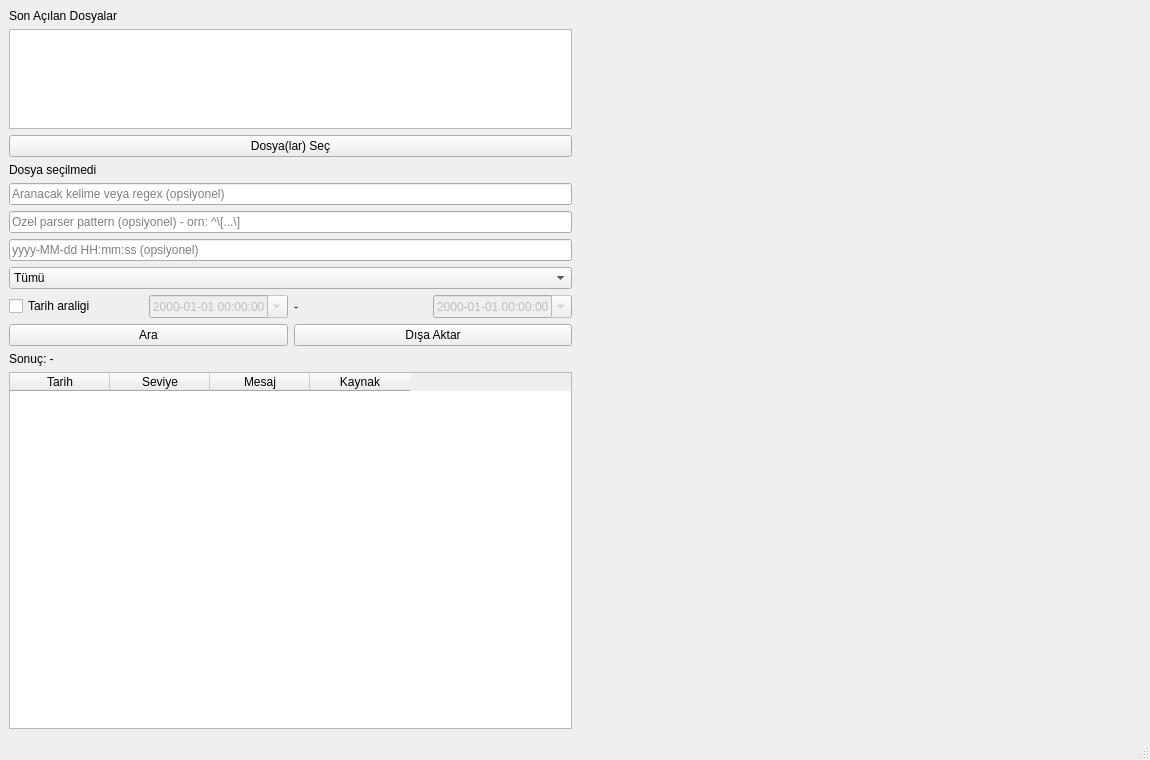
Before: the Qt Designer form src/ui/mainwindow.ui in enestkt/log-analyzer, drawn with Qt 5.
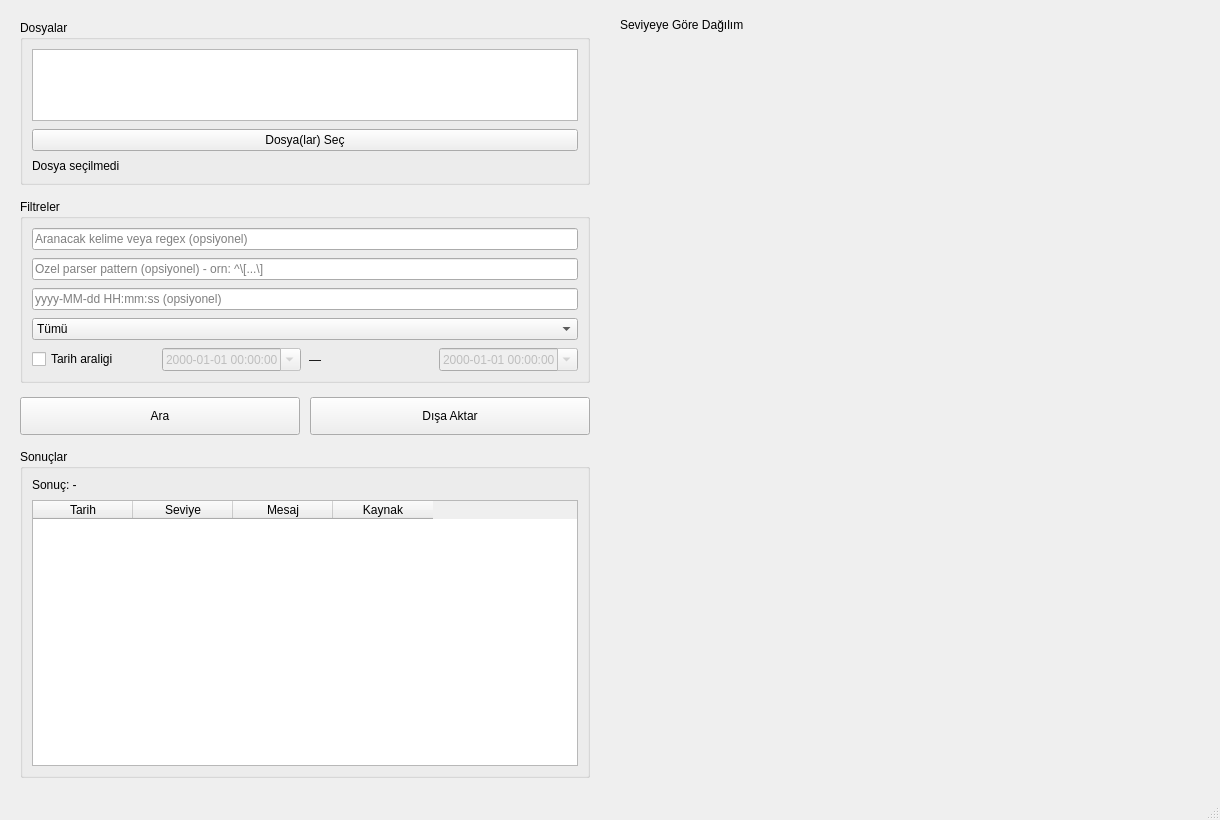
After: the same form once the commit is applied.

Commit message: GUI'ye tasarim gecisi: gruplu kartlar, seviyeye gore renklendirme, ekrana otomatik sigma

Patch:
```diff
--- a/src/ui/mainwindow.ui
+++ b/src/ui/mainwindow.ui
@@ -6,8 +6,8 @@
    <rect>
     <x>0</x>
     <y>0</y>
-    <width>1150</width>
-    <height>760</height>
+    <width>1220</width>
+    <height>820</height>
    </rect>
   </property>
   <property name="windowTitle">
@@ -15,21 +15,75 @@
   </property>
   <widget class="QWidget" name="centralwidget">
    <layout class="QHBoxLayout" name="mainHorizontalLayout">
+    <property name="spacing">
+     <number>20</number>
+    </property>
+    <property name="leftMargin">
+     <number>18</number>
+    </property>
+    <property name="topMargin">
+     <number>18</number>
+    </property>
+    <property name="rightMargin">
+     <number>18</number>
+    </property>
+    <property name="bottomMargin">
+     <number>18</number>
+    </property>
     <item>
+     <widget class="QScrollArea" name="leftScrollArea">
+      <property name="frameShape">
+       <enum>QFrame::NoFrame</enum>
+      </property>
+      <property name="widgetResizable">
+       <bool>true</bool>
+      </property>
+      <property name="minimumSize">
+       <size>
+        <width>380</width>
+        <height>0</height>
+       </size>
+      </property>
+      <widget class="QWidget" name="leftPanelWidget">
+       <property name="geometry">
+        <rect>
+         <x>0</x>
+         <y>0</y>
+         <width>400</width>
+         <height>700</height>
+        </rect>
+       </property>
      <layout class="QVBoxLayout" name="leftVerticalLayout">
+        <property name="spacing">
+         <number>14</number>
+        </property>
+        <property name="leftMargin">
+         <number>2</number>
+        </property>
+        <property name="topMargin">
+         <number>2</number>
+        </property>
+        <property name="rightMargin">
+         <number>10</number>
+        </property>
+        <property name="bottomMargin">
+         <number>2</number>
+        </property>
       <item>
-       <widget class="QLabel" name="recentFilesTitleLabel">
-        <property name="text">
-         <string>Son Açılan Dosyalar</string>
-        </property>
-       </widget>
-      </item>
+         <widget class="QGroupBox" name="filesGroupBox">
+          <property name="title">
+           <string>Dosyalar</string>
+          </property>
+          <layout class="QVBoxLayout" name="filesGroupLayout">
+           <property name="spacing">
+            <number>8</number>
+           </property>
       <item>
        <widget class="QListWidget" name="recentFilesListWidget">
         <property name="maximumSize">
          <size>
           <width>16777215</width>
-          <height>100</height>
+               <height>72</height>
          </size>
         </property>
        </widget>
@@ -46,8 +100,23 @@
         <property name="text">
          <string>Dosya seçilmedi</string>
         </property>
-       </widget>
-      </item>
+             <property name="wordWrap">
+              <bool>true</bool>
+             </property>
+            </widget>
+           </item>
+          </layout>
+         </widget>
+        </item>
+        <item>
+         <widget class="QGroupBox" name="filtersGroupBox">
+          <property name="title">
+           <string>Filtreler</string>
+          </property>
+          <layout class="QVBoxLayout" name="filtersGroupLayout">
+           <property name="spacing">
+            <number>8</number>
+           </property>
       <item>
        <widget class="QLineEdit" name="searchLineEdit">
         <property name="placeholderText">
@@ -110,6 +179,9 @@
       </item>
       <item>
        <layout class="QHBoxLayout" name="dateRangeLayout">
+             <property name="spacing">
+              <number>8</number>
+             </property>
         <item>
          <widget class="QCheckBox" name="dateRangeCheckBox">
           <property name="text">
@@ -133,7 +205,7 @@
         <item>
          <widget class="QLabel" name="dateRangeSeparatorLabel">
           <property name="text">
-           <string>-</string>
+                <string>—</string>
           </property>
          </widget>
         </item>
@@ -152,10 +224,25 @@
         </item>
        </layout>
       </item>
+          </layout>
+         </widget>
+        </item>
       <item>
        <layout class="QHBoxLayout" name="buttonRowLayout">
+          <property name="spacing">
+           <number>10</number>
+          </property>
         <item>
          <widget class="QPushButton" name="searchButton">
+            <property name="cursor">
+             <cursorShape>PointingHandCursor</cursorShape>
+            </property>
+            <property name="minimumSize">
+             <size>
+              <width>0</width>
+              <height>38</height>
+             </size>
+            </property>
           <property name="text">
            <string>Ara</string>
           </property>
@@ -163,6 +250,15 @@
         </item>
         <item>
          <widget class="QPushButton" name="exportButton">
+            <property name="cursor">
+             <cursorShape>PointingHandCursor</cursorShape>
+            </property>
+            <property name="minimumSize">
+             <size>
+              <width>0</width>
+              <height>38</height>
+             </size>
+            </property>
           <property name="text">
            <string>Dışa Aktar</string>
           </property>
@@ -171,6 +267,27 @@
        </layout>
       </item>
       <item>
+         <widget class="QGroupBox" name="resultsGroupBox">
+          <property name="sizePolicy">
+           <sizepolicy hsizetype="Preferred" vsizetype="Expanding">
+            <horstretch>0</horstretch>
+            <verstretch>1</verstretch>
+           </sizepolicy>
+          </property>
+          <property name="minimumSize">
+           <size>
+            <width>0</width>
+            <height>260</height>
+           </size>
+          </property>
+          <property name="title">
+           <string>Sonuçlar</string>
+          </property>
+          <layout class="QVBoxLayout" name="resultsGroupLayout">
+           <property name="spacing">
+            <number>8</number>
+           </property>
+           <item>
        <widget class="QLabel" name="resultCountLabel">
         <property name="text">
          <string>Sonuç: -</string>
@@ -179,6 +296,18 @@
       </item>
       <item>
        <widget class="QTableWidget" name="resultTableWidget">
+             <property name="sizePolicy">
+              <sizepolicy hsizetype="Expanding" vsizetype="Expanding">
+               <horstretch>0</horstretch>
+               <verstretch>1</verstretch>
+              </sizepolicy>
+             </property>
+             <property name="minimumSize">
+              <size>
+               <width>0</width>
+               <height>180</height>
+              </size>
+             </property>
         <column>
          <property name="text">
           <string>Tarih</string>
@@ -202,6 +331,23 @@
        </widget>
       </item>
      </layout>
+         </widget>
+        </item>
+       </layout>
+      </widget>
+     </widget>
+    </item>
+    <item>
+     <layout class="QVBoxLayout" name="rightVerticalLayout">
+      <property name="spacing">
+       <number>10</number>
+      </property>
+      <item>
+       <widget class="QLabel" name="chartTitleLabel">
+        <property name="text">
+         <string>Seviyeye Göre Dağılım</string>
+        </property>
+       </widget>
     </item>
     <item>
      <widget class="QWidget" name="chartContainer" native="true">
@@ -213,11 +359,13 @@
       </property>
       <property name="minimumSize">
        <size>
-        <width>500</width>
+          <width>420</width>
         <height>0</height>
        </size>
       </property>
      </widget>
+      </item>
+     </layout>
     </item>
    </layout>
   </widget>
```
Left out of the diff: 5 changed lines with no effect on the pictures. Lines whose indentation alone changed are shown as unchanged. The commit also changes 1 other file.
